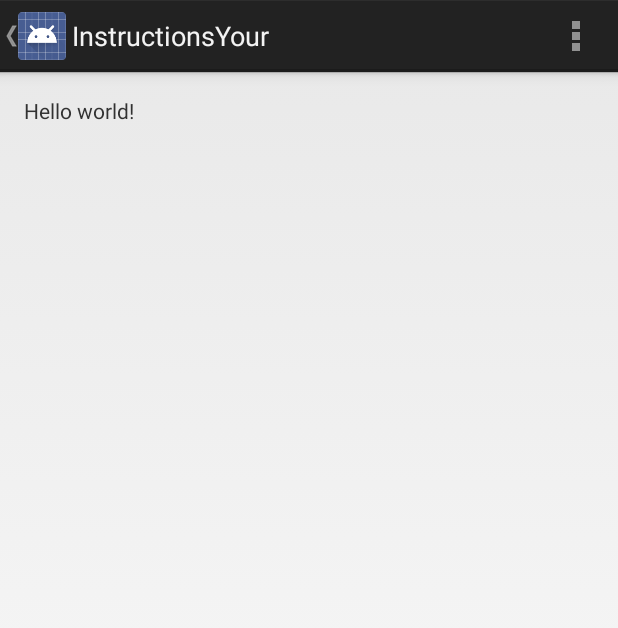
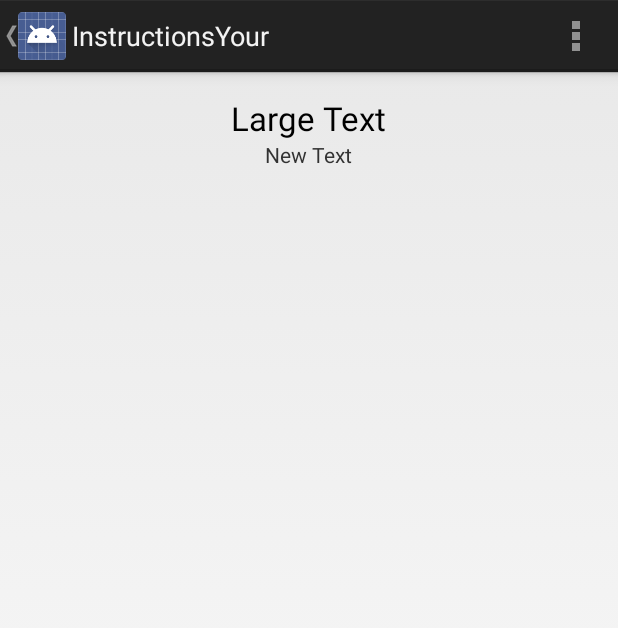
Before and after one commit to mbark/rehappilitering, an Android app: the InstructionsYour screen opened directly, with no data from a screen before it, on a phone screen of 412 x 824 dp. Shown: the top 628 px of the screen. Run offline under Robolectric (Android 15) with nearby library versions, the phone set to English and light mode, and no system bars.

Commit message:
Click on exercise
Fixat så att man kan klicka på en exercise så den visas

```diff
--- a/app/src/main/java/arkbarkberg/rehappilitering/Exercise.java
+++ b/app/src/main/java/arkbarkberg/rehappilitering/Exercise.java
@@ -1,9 +1,11 @@
 package arkbarkberg.rehappilitering;
+
+import java.io.Serializable;
 
 /**
  * Created by Niklas on 08/11/2014.
  */
-public class Exercise {
+public class Exercise implements Serializable {
 
     private String name;
     private String instructions;
--- a/app/src/main/java/arkbarkberg/rehappilitering/InstructionsYour.java
+++ b/app/src/main/java/arkbarkberg/rehappilitering/InstructionsYour.java
@@ -2,8 +2,10 @@ package arkbarkberg.rehappilitering;
 
 import android.app.Activity;
 import android.os.Bundle;
+import android.util.Log;
 import android.view.Menu;
 import android.view.MenuItem;
+import android.widget.TextView;
 
 //Instruktioner om övningar. Skickas hit från YourExercisesListed. Kan vara samma kod som InstructionsAdd
 
@@ -14,6 +16,19 @@ public class InstructionsYour extends Activity {
     protected void onCreate(Bundle savedInstanceState) {
         super.onCreate(savedInstanceState);
         setContentView(R.layout.activity_instructions_your);
+
+        Exercise e = (Exercise)getIntent().getSerializableExtra("exercise");
+
+        if(e != null)
+        {
+            //Sätt in övningens text på skärmen
+
+            TextView exerciseTitle = (TextView) findViewById(R.id.exerciseTitle);
+            exerciseTitle.setText(e.getName());
+
+            TextView exerciseText = (TextView) findViewById(R.id.exerciseText);
+            exerciseText.setText(e.getInstructions());
+        }
     }
 
 
--- a/app/src/main/res/layout/activity_instructions_your.xml
+++ b/app/src/main/res/layout/activity_instructions_your.xml
@@ -6,7 +6,32 @@
     android:paddingBottom="@dimen/activity_vertical_margin"
     tools:context="arkbarkberg.rehappilitering.InstructionsYour">
 
-    <TextView android:text="@string/hello_world" android:layout_width="wrap_content"
-        android:layout_height="wrap_content" />
+    <LinearLayout
+        android:id="@+id/instructionsLayout"
+        android:orientation="vertical"
+        android:layout_width="fill_parent"
+        android:layout_height="fill_parent"
+        android:layout_centerHorizontal="true"
+        android:layout_alignParentTop="true"
+        android:weightSum="1">
+
+        <TextView
+            android:layout_width="wrap_content"
+            android:layout_height="wrap_content"
+            android:textAppearance="?android:attr/textAppearanceLarge"
+            android:text="Large Text"
+            android:id="@+id/exerciseTitle"
+            android:layout_gravity="center_horizontal" />
+
+        <TextView
+            android:layout_width="wrap_content"
+            android:layout_height="wrap_content"
+            android:text="New Text"
+            android:id="@+id/exerciseText"
+            android:layout_gravity="center_horizontal" />
+
+    </LinearLayout>
+
+
 
 </RelativeLayout>
```
Also changed, not shown: app/src/main/java/arkbarkberg/rehappilitering/YourExercises.java (+32 -4 lines), app/src/main/res/layout/activity_your_exercises.xml (+14 -3 lines).
